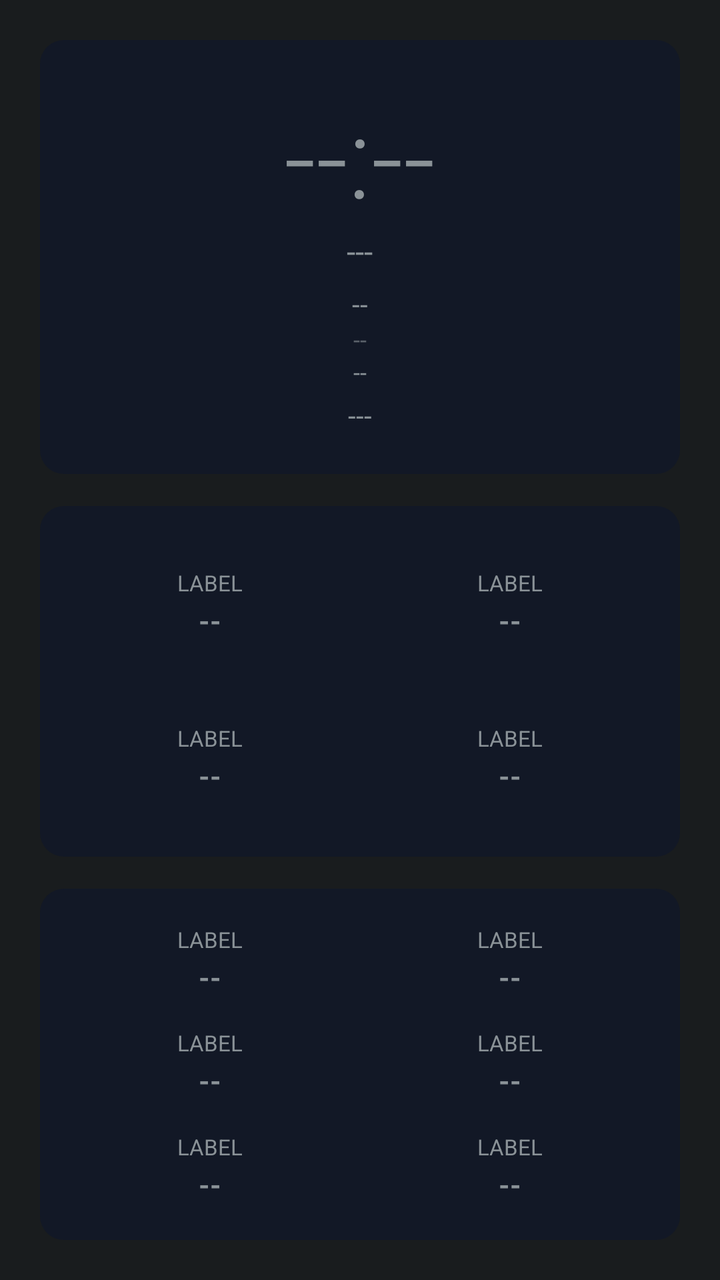
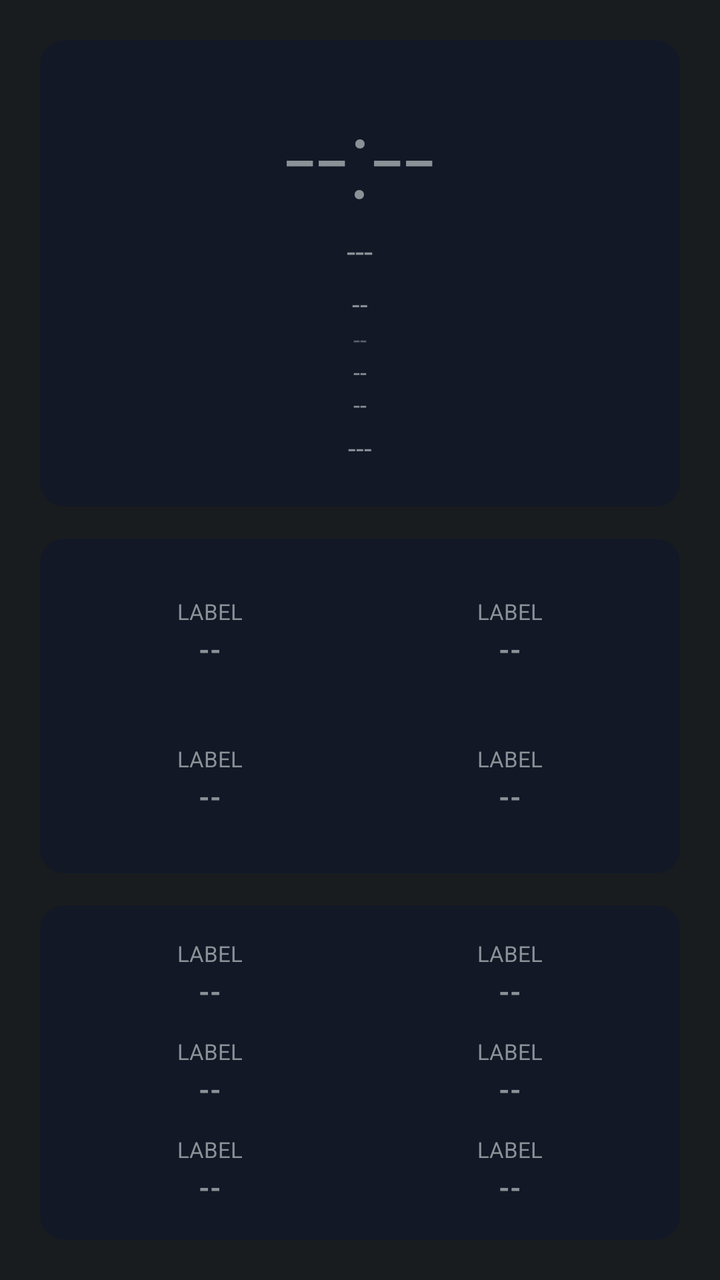

Screens rendered from an Android XML layout before and after an edit, with the pre-edit source and the edit as a unified diff.
<!-- AndroidManifest.xml: application theme android:Theme.DeviceDefault.NoActionBar -->
<!-- res/layout/aod_layout_cascade.xml -->
<?xml version="1.0" encoding="utf-8"?>
<LinearLayout xmlns:android="http://schemas.android.com/apk/res/android"
    android:id="@+id/bg_root"
    android:layout_width="match_parent"
    android:layout_height="match_parent"
    android:orientation="vertical"
    android:padding="20dp">

    <LinearLayout
        android:id="@+id/panel_1"
        android:layout_width="match_parent"
        android:layout_height="wrap_content"
        android:background="@drawable/aod_panel_bg"
        android:orientation="vertical"
        android:gravity="center"
        android:padding="20dp">

        <TextView
            android:id="@+id/clock"
            android:layout_width="wrap_content"
            android:layout_height="wrap_content"
            android:textSize="56sp"
            android:fontFamily="sans-serif-light"
            android:text="--:--" />

        <TextView
            android:id="@+id/date"
            android:layout_width="wrap_content"
            android:layout_height="wrap_content"
            android:textSize="16sp"
            android:text="---" />

        <TextView
            android:id="@+id/health_badge"
            android:layout_width="wrap_content"
            android:layout_height="wrap_content"
            android:textSize="14sp"
            android:textAllCaps="true"
            android:layout_marginTop="6dp"
            android:text="--" />

        <TextView
            android:id="@+id/perf_badge"
            android:layout_width="wrap_content"
            android:layout_height="wrap_content"
            android:textSize="12sp"
            android:alpha="0.6"
            android:text="--" />

        <TextView
            android:id="@+id/net_type_badge"
            android:layout_width="wrap_content"
            android:layout_height="wrap_content"
            android:textSize="12sp"
            android:text="--" />

        <TextView
            android:id="@+id/panchang"
            android:layout_width="wrap_content"
            android:layout_height="wrap_content"
            android:textSize="14sp"
            android:layout_marginTop="4dp"
            android:text="---" />

        <TextView
            android:id="@+id/muhurat_badge"
            android:layout_width="wrap_content"
            android:layout_height="wrap_content"
            android:textSize="14sp"
            android:textStyle="bold"
            android:visibility="gone"
            android:text="--" />
    </LinearLayout>

    
    <LinearLayout
        android:id="@+id/panel_2"
        android:layout_width="match_parent"
        android:layout_height="0dp"
        android:layout_weight="1"
        android:layout_marginTop="16dp"
        android:background="@drawable/aod_panel_bg"
        android:orientation="vertical"
        android:padding="10dp">

        <LinearLayout android:layout_width="match_parent" android:layout_height="0dp" android:layout_weight="1" android:orientation="horizontal">
            <include layout="@layout/aod_row_ticker" android:id="@+id/row0" android:layout_width="0dp" android:layout_height="match_parent" android:layout_weight="1" />
            <include layout="@layout/aod_row_ticker" android:id="@+id/row1" android:layout_width="0dp" android:layout_height="match_parent" android:layout_weight="1" />
        </LinearLayout>
        <LinearLayout android:layout_width="match_parent" android:layout_height="0dp" android:layout_weight="1" android:orientation="horizontal">
            <include layout="@layout/aod_row_ticker" android:id="@+id/row2" android:layout_width="0dp" android:layout_height="match_parent" android:layout_weight="1" />
            <include layout="@layout/aod_row_ticker" android:id="@+id/row3" android:layout_width="0dp" android:layout_height="match_parent" android:layout_weight="1" />
        </LinearLayout>
    </LinearLayout>

    <LinearLayout
        android:id="@+id/panel_3"
        android:layout_width="match_parent"
        android:layout_height="0dp"
        android:layout_weight="1"
        android:layout_marginTop="16dp"
        android:background="@drawable/aod_panel_bg"
        android:orientation="vertical"
        android:padding="10dp">

        <LinearLayout android:layout_width="match_parent" android:layout_height="0dp" android:layout_weight="1" android:orientation="horizontal">
            <include layout="@layout/aod_row_ticker" android:id="@+id/row4" android:layout_width="0dp" android:layout_height="match_parent" android:layout_weight="1" />
            <include layout="@layout/aod_row_ticker" android:id="@+id/row5" android:layout_width="0dp" android:layout_height="match_parent" android:layout_weight="1" />
        </LinearLayout>
        <LinearLayout android:layout_width="match_parent" android:layout_height="0dp" android:layout_weight="1" android:orientation="horizontal">
            <include layout="@layout/aod_row_ticker" android:id="@+id/row6" android:layout_width="0dp" android:layout_height="match_parent" android:layout_weight="1" />
            <include layout="@layout/aod_row_ticker" android:id="@+id/row7" android:layout_width="0dp" android:layout_height="match_parent" android:layout_weight="1" />
        </LinearLayout>
        <LinearLayout android:layout_width="match_parent" android:layout_height="0dp" android:layout_weight="1" android:orientation="horizontal">
            <include layout="@layout/aod_row_ticker" android:id="@+id/row8" android:layout_width="0dp" android:layout_height="match_parent" android:layout_weight="1" />
            <include layout="@layout/aod_row_ticker" android:id="@+id/row9" android:layout_width="0dp" android:layout_height="match_parent" android:layout_weight="1" />
        </LinearLayout>
    </LinearLayout>

</LinearLayout>
<!-- res/layout/aod_row_ticker.xml (included above) -->
<?xml version="1.0" encoding="utf-8"?>
<LinearLayout xmlns:android="http://schemas.android.com/apk/res/android"
    android:layout_width="wrap_content"
    android:layout_height="wrap_content"
    android:layout_margin="4dp"
    android:orientation="vertical"
    android:gravity="center">

    
    <TextView
        android:id="@+id/stat_label"
        android:layout_width="match_parent"
        android:layout_height="wrap_content"
        android:gravity="center_horizontal"
        android:textSize="11sp"
        android:textAllCaps="true"
        android:maxLines="2"
        android:text="Label" />

    <TextView
        android:id="@+id/stat_value"
        android:layout_width="match_parent"
        android:layout_height="wrap_content"
        android:layout_marginTop="2dp"
        android:gravity="center_horizontal"
        android:textStyle="bold"
        android:maxLines="1"
        android:autoSizeTextType="uniform"
        android:autoSizeMinTextSize="10sp"
        android:autoSizeMaxTextSize="20sp"
        android:autoSizeStepGranularity="1sp"
        android:text="--" />

</LinearLayout>
<!-- resources referenced by this layout -->
<resources>
  <!-- drawable aod_panel_bg (drawable) -->
  <?xml version="1.0" encoding="utf-8"?>
  <shape xmlns:android="http://schemas.android.com/apk/res/android">
      <solid android:color="#121826" />
      <corners android:radius="12dp" />
  </shape>
</resources>

<!-- the commit's change to res/layout/aod_layout_cascade.xml (unified diff, before → after) -->
@@ -49,6 +49,13 @@
 
         <TextView
             android:id="@+id/net_type_badge"
+            android:layout_width="wrap_content"
+            android:layout_height="wrap_content"
+            android:textSize="12sp"
+            android:text="--" />
+
+        <TextView
+            android:id="@+id/akd_badge"
             android:layout_width="wrap_content"
             android:layout_height="wrap_content"
             android:textSize="12sp"
